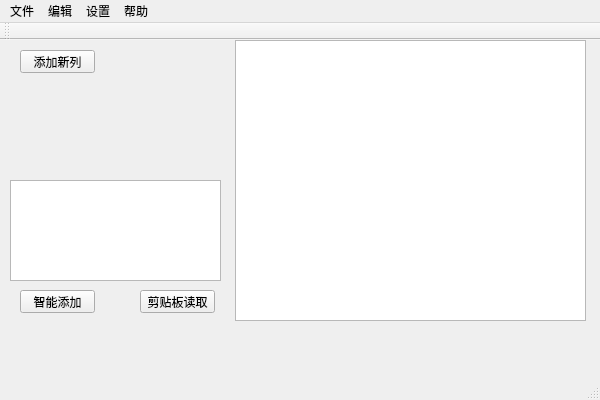
Old version of the form ListAutoSort/ListAutoSort.ui in the repository iwxyi/ListAutoSort.
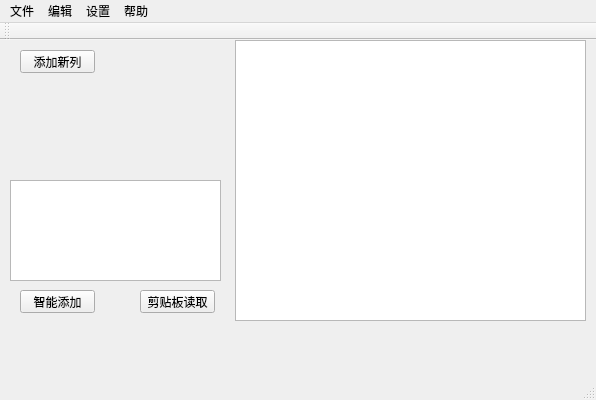
New version of the form.

The edit to the form file:
```diff
--- a/ListAutoSort/ListAutoSort.ui
+++ b/ListAutoSort/ListAutoSort.ui
@@ -6,7 +6,7 @@
    <rect>
     <x>0</x>
     <y>0</y>
-    <width>600</width>
+    <width>596</width>
     <height>400</height>
    </rect>
   </property>
@@ -79,7 +79,7 @@
     <rect>
      <x>0</x>
      <y>0</y>
-     <width>600</width>
+     <width>596</width>
      <height>23</height>
     </rect>
    </property>
```
